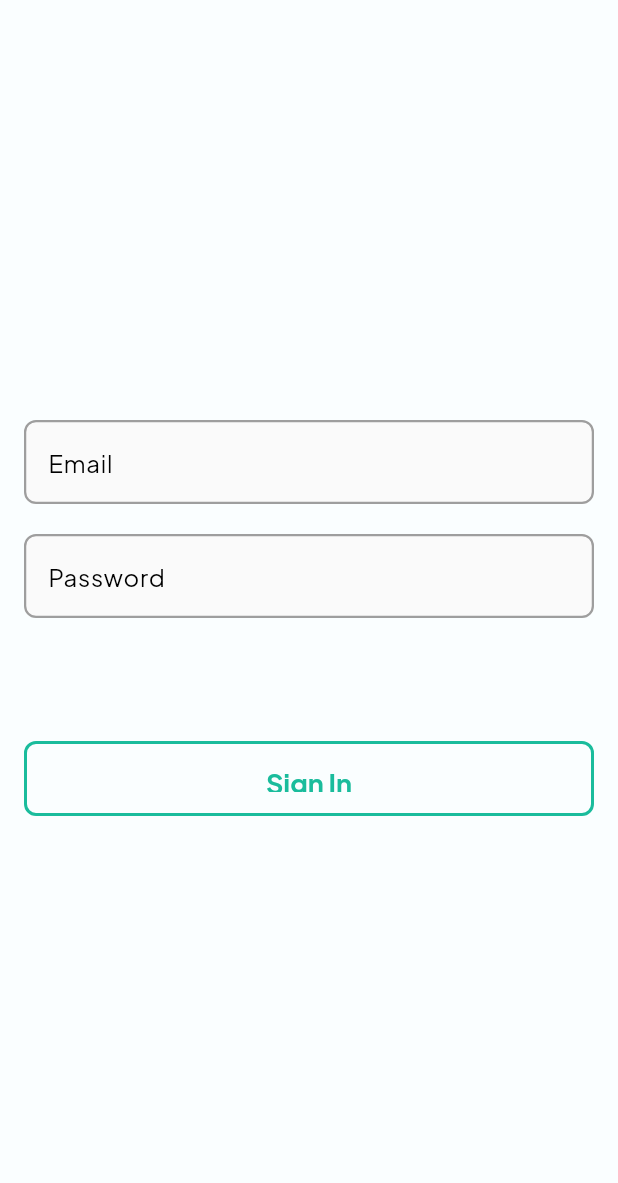
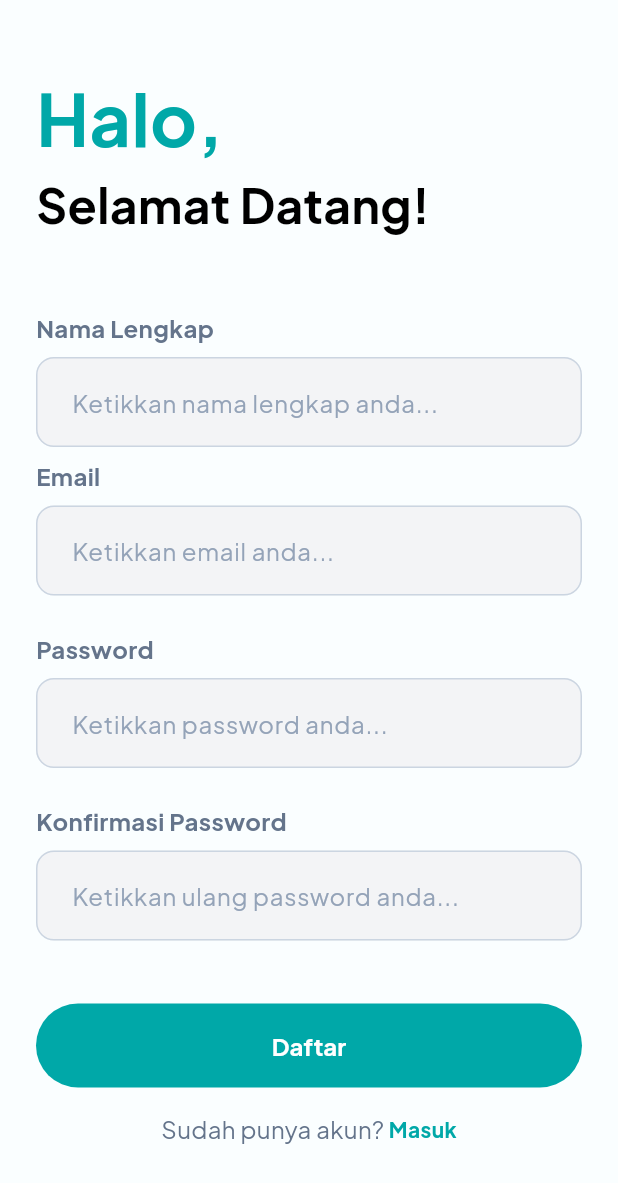
Before and after one commit to ffromme/Colornt, a Flutter app: the RegisterPage screen opened directly, on a phone screen of 412 x 824 dp. Shown: the top 1183 px of the screen. Run offline on Flutter 3.47's test engine with Material 3 defaults, Android fonts, the phone set to English and light mode, and no system bars; our stand-ins replace firebase_auth, firebase_core, flutter_dotenv, google_generative_ai, google_nav_bar, hexcolor and 1 more; accounts and stored records are empty; generated files the repository leaves out were written again; project files that could hold a hidden picture were left out.

Commit message:
Auth Service with Firebase

```diff
--- a/lib/pages/auth/register_page.dart
+++ b/lib/pages/auth/register_page.dart
@@ -1,7 +1,10 @@
+import 'package:appbutawarna/core/theme/app_theme.dart';
+import 'package:appbutawarna/pages/auth/login_page.dart';
 import 'package:appbutawarna/services/auth_service.dart';
-import 'package:firebase_auth/firebase_auth.dart';
+import 'package:appbutawarna/core/utils/snackbar_helper.dart';
+import 'package:appbutawarna/widgets/primary_button.dart';
+import 'package:appbutawarna/widgets/text_form_field.dart';
 import 'package:flutter/material.dart';
-import 'package:hexcolor/hexcolor.dart';
 
 class RegisterPage extends StatefulWidget {
   const RegisterPage({super.key});
@@ -11,127 +14,251 @@ class RegisterPage extends StatefulWidget {
 }
 
 class _RegisterPageState extends State<RegisterPage> {
+  TextEditingController fullNameController = TextEditingController();
   TextEditingController emailController = TextEditingController();
   TextEditingController passwordController = TextEditingController();
-  final formKey = GlobalKey<FormState>();
-  String errorMessage = '';
+  TextEditingController confirmPasswordController = TextEditingController();
+  final GlobalKey<FormState> formKey = GlobalKey<FormState>();
+
+  final AuthService _authService = AuthService();
+
+  bool _isLoading = false;
 
   @override
   void dispose() {
     emailController.dispose();
     passwordController.dispose();
+    confirmPasswordController.dispose();
     super.dispose();
   }
 
-  void register() async {
-    try {
-      await authService.value.createAccount(
-        email: emailController.text,
+  bool isValidEmail(String email) {
+    final emailRegex = RegExp(
+      r'^[a-zA-Z0-9._%+-]+@[a-zA-Z0-9.-]+\.[a-zA-Z]{2,}$',
+    );
+    return emailRegex.hasMatch(email);
+  }
+
+  Future<void> register() async {
+    // Validasi input
+    if (fullNameController.text.trim().isEmpty) {
+      SnackBarHelper.showError(context, "Nama lengkap tidak boleh kosong");
+      return;
+    }
+
+    if (emailController.text.trim().isEmpty) {
+      SnackBarHelper.showError(context, "Email tidak boleh kosong");
+      return;
+    }
+
+    if (!isValidEmail(emailController.text.trim())) {
+      SnackBarHelper.showError(context, "Format email tidak valid");
+      return;
+    }
+
+    if (passwordController.text.trim().isEmpty) {
+      SnackBarHelper.showError(context, "Password tidak boleh kosong");
+      return;
+    }
+    if (confirmPasswordController.text.trim().isEmpty) {
+      SnackBarHelper.showError(context, "Konfirmasi password tidak boleh kosong");
+      return;
+    }
+    if (passwordController.text != confirmPasswordController.text) {
+      SnackBarHelper.showError(context, "Password tidak cocok");
+      return;
+    }
+    if (passwordController.text.length < 6) {
+      SnackBarHelper.showError(context, "Password minimal 6 karakter");
+      return;
+    }
+
+    setState(() {
+      _isLoading = true;
+    });
+
+    final result = await _authService.createAccount(
+      fullName: fullNameController.text.trim(),
+      email: emailController.text.trim(),
       password: passwordController.text,
     );
-    } on FirebaseAuthException catch (e) {
+
     setState(() {
-        errorMessage = e.message ?? 'An error occurred';
+      _isLoading = false;
     });
-      return;
+
+    if (!mounted) return;
+
+    if (result.success) {
+      SnackBarHelper.showSuccess(context, result.message);
+
+      // Kembali ke halaman login setelah berhasil register
+      Navigator.pop(context);
+    } else {
+      SnackBarHelper.showError(context, result.message);
     }
-     await authService.value.createAccount(
-      email: emailController.text,
-      password: passwordController.text,
-    );
-    popPage();
-  }
-
-  void popPage() {
-    Navigator.pop(context);
   }
 
   @override
   Widget build(BuildContext context) {
     return Scaffold(
-      body: Padding(
-        padding: const EdgeInsets.all(16.0),
+      backgroundColor: AppTheme.backgroundColor,
+      body: SingleChildScrollView(
+        child: Padding(
+          padding: const EdgeInsets.all(24.0),
           child: Column(
-          mainAxisAlignment: MainAxisAlignment.center,
+            crossAxisAlignment: CrossAxisAlignment.start,
             children: [
-            // Email TextField
-            TextFormField(
-              style: const TextStyle(color: Colors.black),
-              decoration: InputDecoration(
-                labelText: "Email",
-                labelStyle: const TextStyle(color: Colors.black),
-                enabledBorder: OutlineInputBorder(
-                  borderRadius: BorderRadius.circular(8),
-                  borderSide: BorderSide(color: Colors.grey, width: 1.5),
-                ),
-                focusedBorder: OutlineInputBorder(
-                  borderRadius: BorderRadius.circular(8),
-                  borderSide: BorderSide(color: HexColor('#1ABC9C'), width: 2.5),
-                ),
+              const SizedBox(height: 20),
+
+              Text(
+                "Halo,",
+                style: TextStyle(
+                  color: AppTheme.primaryColor,
+                  fontSize: 48,
+                  fontWeight: FontWeight.bold,
                 ),
               ),
 
-            const SizedBox(height: 20),
+              Text(
+                "Selamat Datang!",
+                style: TextStyle(
+                  color: Colors.black,
+                  fontSize: 32,
+                  fontWeight: FontWeight.bold,
+                ),
+              ),
+
+              const SizedBox(height: 48),
+
+              // Nama lengkap Label
+              Text(
+                'Nama Lengkap',
+                style: TextStyle(
+                  fontSize: 16,
+                  fontWeight: FontWeight.bold,
+                  color: AppTheme.textSecondary,
+                ),
+              ),
+
+              const SizedBox(height: 8),
+
+              // Nama lengkap TextField
+              CustomTextField(
+                controller: fullNameController,
+                hintText: 'Ketikkan nama lengkap anda...',
+                keyboardType: TextInputType.emailAddress,
+                enabled: !_isLoading,
+              ),
+
+              const SizedBox(height: 8),
+
+              // Email Label
+              Text(
+                'Email',
+                style: TextStyle(
+                  fontSize: 16,
+                  fontWeight: FontWeight.bold,
+                  color: AppTheme.textSecondary,
+                ),
+              ),
+
+              const SizedBox(height: 8),
+
+              // Email TextField
+              CustomTextField(
+                controller: emailController,
+                hintText: 'Ketikkan email anda...',
+                keyboardType: TextInputType.emailAddress,
+                enabled: !_isLoading,
+              ),
+
+              const SizedBox(height: 24),
+
+              // Password Label
+              Text(
+                'Password',
+                style: TextStyle(
+                  fontSize: 16,
+                  fontWeight: FontWeight.bold,
+                  color: AppTheme.textSecondary,
+                ),
+              ),
+
+              const SizedBox(height: 8),
 
               // Password TextField
-            TextFormField(
+              CustomTextField(
+                controller: passwordController,
+                hintText: 'Ketikkan password anda...',
                 obscureText: true,
-              style: const TextStyle(color: Colors.black),
-              decoration: InputDecoration(
-                labelText: "Password",
-                labelStyle: const TextStyle(color: Colors.black),
-                enabledBorder: OutlineInputBorder(
-                  borderRadius: BorderRadius.circular(8),
-                  borderSide: const BorderSide(color: Colors.grey, width: 1.5),
+                enabled: !_isLoading,
               ),
-                focusedBorder: OutlineInputBorder(
-                  borderRadius: BorderRadius.circular(8),
-                  borderSide: BorderSide(color: HexColor('#1ABC9C'), width: 2.5),
+
+              const SizedBox(height: 24),
+
+              // Konfirmasi Password Label
+              Text(
+                'Konfirmasi Password',
+                style: TextStyle(
+                  fontSize: 16,
+                  fontWeight: FontWeight.bold,
+                  color: AppTheme.textSecondary,
                 ),
               ),
-            ),
-            SizedBox(height: 10,),
 
-            Text(
-              errorMessage,
-              style: const TextStyle(color: Colors.red),
+              const SizedBox(height: 8),
+
+              // Konfirmasi Password TextField
+              CustomTextField(
+                controller: confirmPasswordController,
+                hintText: 'Ketikkan ulang password anda...',
+                obscureText: true,
+                enabled: !_isLoading,
               ),
 
-            const SizedBox(height: 20),
+              const SizedBox(height: 42),
 
-            SizedBox(height: 32,),
+              // Register Button
+              PrimaryButton(
+                text: _isLoading ? 'Memproses...' : 'Daftar',
+                onPressed: _isLoading ? () {} : register,
+                isLoading: _isLoading,
+              ),
 
-            SizedBox(
-              width: double.infinity,
-              height: 50,
-              child: ElevatedButton(
-                style: ElevatedButton.styleFrom(
-                  backgroundColor: Colors.transparent,
-                  shadowColor: Colors.transparent,
-                  shape: RoundedRectangleBorder(
-                    borderRadius: BorderRadius.circular(8),
-                    side: BorderSide(color: HexColor('#1ABC9C'), width: 2),
+              const SizedBox(height: 16),
+
+              // Link ke halaman login
+              Row(
+                mainAxisAlignment: MainAxisAlignment.center,
+                children: [
+                  Text(
+                    "Sudah punya akun? ",
+                    style: TextStyle(
+                      fontSize: 16,
+                      color: AppTheme.textSecondary,
                     ),
-                ).copyWith(
-                  overlayColor: WidgetStateProperty.all(HexColor('#1ABC9C').withOpacity(0.2)),
                   ),
-                onPressed: () {
-                  if (formKey.currentState!.validate()) {
-                    register();
-                  }
+                  GestureDetector(
+                    onTap: _isLoading
+                        ? null
+                        : () {
+                      Navigator.pop(context);
                     },
                     child: Text(
-                  "Sign In",
+                      "Masuk",
                       style: TextStyle(
-                    color: HexColor('#1ABC9C'),
-                    fontSize: 18,
+                        fontSize: 14,
+                        color: AppTheme.primaryColor,
                         fontWeight: FontWeight.bold,
-                  ),
                       ),
                     ),
                   ),
                 ],
               ),
+            ],
+          ),
+        ),
       ),
     );
   }
--- a/lib/services/auth_service.dart
+++ b/lib/services/auth_service.dart
@@ -48,6 +48,7 @@ class AuthService {
   }
 
   Future<AuthResult> createAccount({
+    required String fullName,
     required String email,
     required String password,
 }) async {
@@ -65,7 +66,7 @@ class AuthService {
     } on FirebaseAuthException catch (e) {
       return AuthResult(
         success: false,
-        message: "Terjadi KesalahanL: $e",
+        message: "Terjadi Kesalahan: $e",
       );
     }
   }
--- a/lib/widgets/primary_button.dart
+++ b/lib/widgets/primary_button.dart
@@ -17,6 +17,7 @@ class PrimaryButton extends StatelessWidget {
   Widget build(BuildContext context) {
     return SizedBox(
       width: double.infinity,
+      height: 56,
       child: ElevatedButton(
         onPressed: isLoading ? null : onPressed,
         style: ElevatedButton.styleFrom(
@@ -29,7 +30,7 @@ class PrimaryButton extends StatelessWidget {
         ),
         child: Text(
           text,
-          style: TextStyle(color: Colors.white,fontSize: 14, fontWeight: FontWeight.bold),
+          style: TextStyle(color: Colors.white,fontSize: 16, fontWeight: FontWeight.bold),
         ),
       ),
     );
--- a/lib/widgets/text_form_field.dart
+++ b/lib/widgets/text_form_field.dart
@@ -1,4 +1,6 @@
+import 'package:appbutawarna/core/theme/app_theme.dart';
 import 'package:flutter/material.dart';
+import 'package:hexcolor/hexcolor.dart';
 
 class CustomTextField extends StatelessWidget {
   final TextEditingController controller;
@@ -32,23 +34,26 @@ class CustomTextField extends StatelessWidget {
         prefixIcon: prefixIcon,
         hintText: hintText,
         hintStyle: TextStyle(
-          color: Colors.grey.shade400,
-          fontSize: 14,
+          color: HexColor('#94A3B8'),
+          fontSize: 16,
         ),
         filled: true,
-        fillColor: const Color(0xFFF2F2F2),
+        fillColor: HexColor('#F3F4F6'),
         border: OutlineInputBorder(
           borderRadius: BorderRadius.circular(12),
           borderSide: BorderSide.none,
         ),
         enabledBorder: OutlineInputBorder(
           borderRadius: BorderRadius.circular(12),
-          borderSide: BorderSide.none,
+          borderSide: BorderSide(
+            color: HexColor('#CBD5E1'),
+            width: 1,
+          ),
         ),
         focusedBorder: OutlineInputBorder(
           borderRadius: BorderRadius.circular(12),
-          borderSide: const BorderSide(
-            color: Color(0xFF1ABC9C),
+          borderSide: BorderSide(
+            color: AppTheme.primaryColor,
             width: 2,
           ),
         ),
```
Also changed, not shown: lib/pages/auth/login_page.dart (+50 -25 lines). Lines whose indentation alone changed are shown as unchanged.
